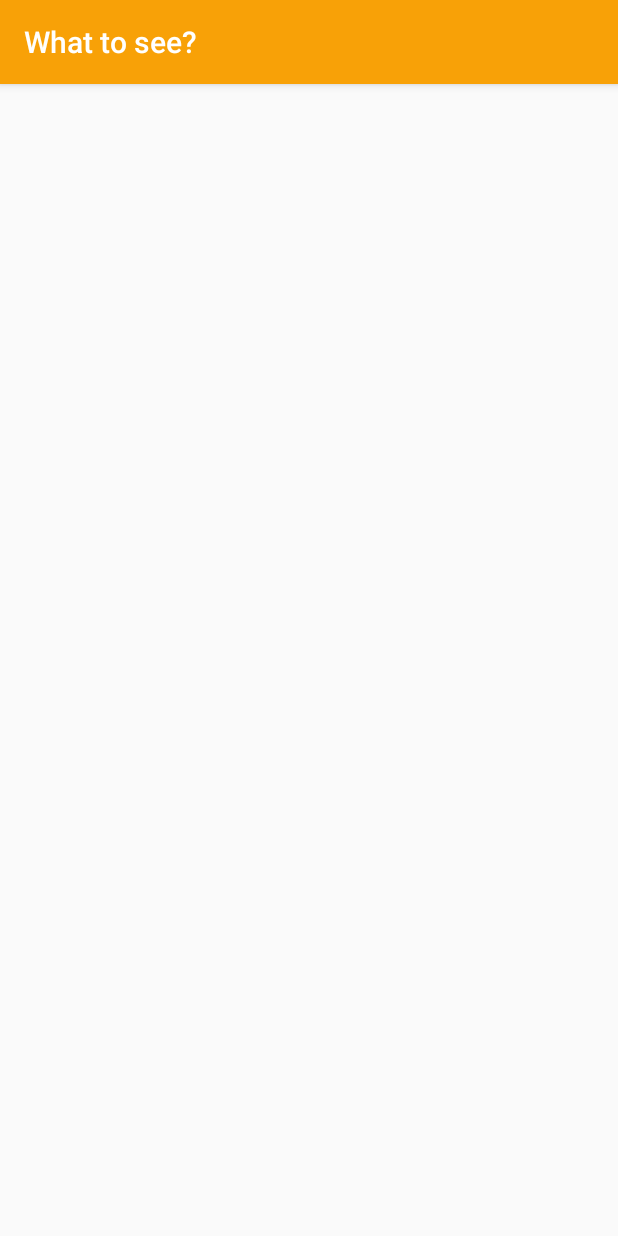
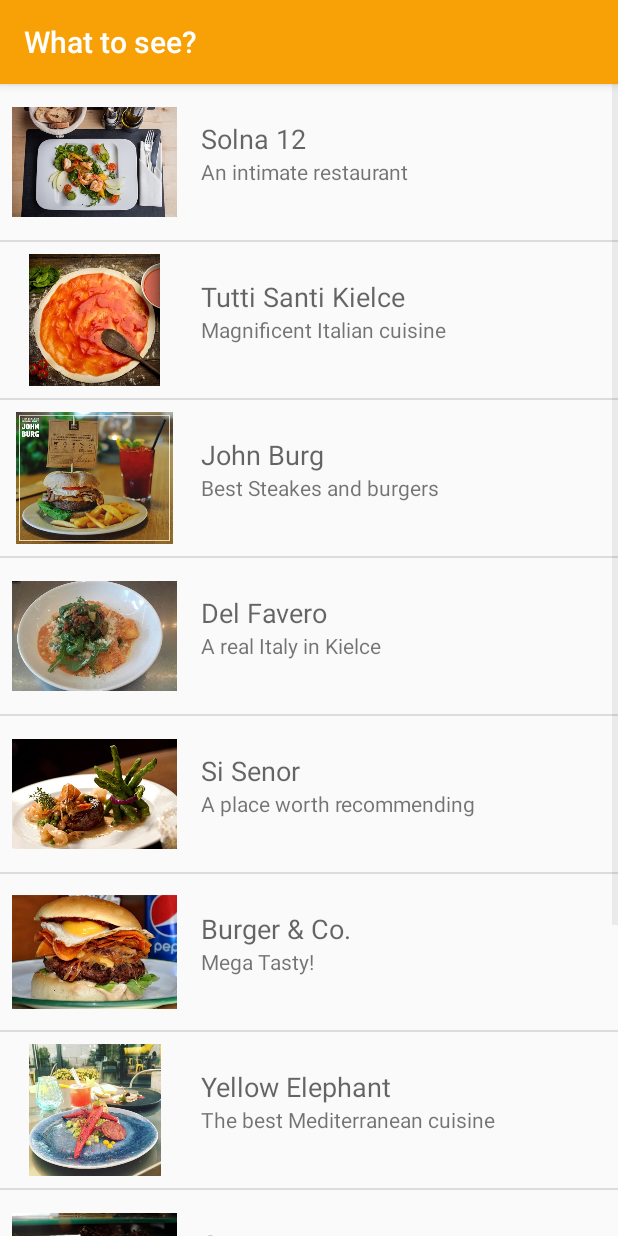
Before and after one commit to tr0lczyk/KielceTourGuide, an Android app: the SeeActivity screen opened directly, with no data from a screen before it, on a phone screen of 412 x 824 dp. Run offline under Robolectric (Android 15) with nearby library versions, the phone set to English and light mode, and no system bars.

Commit message:
Item Adapter creation

```diff
--- /dev/null
+++ b/app/src/main/java/com/example/android/kielcetourguide/ItemAdapter.java
@@ -0,0 +1,50 @@
+package com.example.android.kielcetourguide;
+
+import android.app.Activity;
+import android.support.annotation.NonNull;
+import android.support.annotation.Nullable;
+import android.view.LayoutInflater;
+import android.view.View;
+import android.view.ViewGroup;
+import android.widget.ArrayAdapter;
+import android.widget.ImageView;
+import android.widget.TextView;
+
+import java.util.ArrayList;
+
+/**
+ * Created by Mateusz on 25.01.2018.
+ */
+
+public class ItemAdapter extends ArrayAdapter<Item> {
+
+
+    public ItemAdapter(Activity context, ArrayList<Item> items) {
+        super(context, 0, items);
+    }
+
+
+
+    @Override
+    public View getView(int position, View convertView, ViewGroup parent) {
+        View listItemView = convertView;
+        if (listItemView == null){
+            listItemView = LayoutInflater.from(getContext()).inflate(R.layout.list_item,parent,
+                    false);
+        }
+
+        Item currentItem = getItem(position);
+
+
+        TextView placeName = listItemView.findViewById(R.id.place_name);
+        placeName.setText(currentItem.getPlaceName());
+
+        TextView placeDescription = listItemView.findViewById(R.id.place_description);
+        placeDescription.setText(currentItem.getPlaceDescription());
+
+        ImageView imageResourceId = listItemView.findViewById(R.id.image_id);
+        imageResourceId.setImageResource(currentItem.getImageResourceId());
+
+        return listItemView;
+    }
+}
--- a/app/src/main/java/com/example/android/kielcetourguide/SeeActivity.java
+++ b/app/src/main/java/com/example/android/kielcetourguide/SeeActivity.java
@@ -2,12 +2,33 @@ package com.example.android.kielcetourguide;
 
 import android.support.v7.app.AppCompatActivity;
 import android.os.Bundle;
+import android.widget.ArrayAdapter;
+import android.widget.ListView;
+
+import java.util.ArrayList;
 
 public class SeeActivity extends AppCompatActivity {
 
     @Override
     protected void onCreate(Bundle savedInstanceState) {
         super.onCreate(savedInstanceState);
-        setContentView(R.layout.activity_see);
+        setContentView(R.layout.item_list);
+
+        ArrayList<Item> items = new ArrayList<>();
+        items.add(new Item("Solna 12","An intimate restaurant",R.drawable.solna12));
+        items.add(new Item("Tutti Santi Kielce","Magnificent Italian cuisine",R.drawable.tutti));
+        items.add(new Item("John Burg","Best Steakes and burgers",R.drawable.johnburg));
+        items.add(new Item("Del Favero","A real Italy in Kielce",R.drawable.delitaliana));
+        items.add(new Item("Si Senor","A place worth recommending",R.drawable.sisenor));
+        items.add(new Item("Burger & Co.","Mega Tasty!",R.drawable.burgerco));
+        items.add(new Item("Yellow Elephant","The best Mediterranean cuisine",R.drawable.slon));
+        items.add(new Item("Cremova","Delicious cakes and tea",R.drawable.cremova));
+        items.add(new Item("Craft Beer Pub","Very nice place",R.drawable.craftbeer));
+        items.add(new Item("Monte-Carlo","Delicious and very efficient",R.drawable.montecarlo));
+
+
+        ItemAdapter itemsArray = new ItemAdapter(this,items);
+        ListView listView = (ListView) findViewById(R.id.list_view);
+        listView.setAdapter(itemsArray);
     }
 }
--- a/app/src/main/res/layout/activity_see.xml
+++ /dev/null
@@ -1,9 +0,0 @@
-<?xml version="1.0" encoding="utf-8"?>
-<android.support.constraint.ConstraintLayout xmlns:android="http://schemas.android.com/apk/res/android"
-    xmlns:app="http://schemas.android.com/apk/res-auto"
-    xmlns:tools="http://schemas.android.com/tools"
-    android:layout_width="match_parent"
-    android:layout_height="match_parent"
-    tools:context="com.example.android.kielcetourguide.SeeActivity">
-
-</android.support.constraint.ConstraintLayout>
--- /dev/null
+++ b/app/src/main/res/layout/item_list.xml
@@ -0,0 +1,10 @@
+<?xml version="1.0" encoding="utf-8"?>
+<ListView
+    android:id="@+id/list_view"
+    xmlns:android="http://schemas.android.com/apk/res/android"
+    xmlns:tools="http://schemas.android.com/tools"
+    android:layout_width="match_parent"
+    android:layout_height="match_parent"
+    android:drawSelectorOnTop="true"
+    android:orientation="vertical">
+</ListView>
--- a/app/src/main/res/layout/list_item.xml
+++ b/app/src/main/res/layout/list_item.xml
@@ -1,8 +1,40 @@
 <?xml version="1.0" encoding="utf-8"?>
-<android.support.constraint.ConstraintLayout
+<LinearLayout
     xmlns:android="http://schemas.android.com/apk/res/android"
+    xmlns:app="http://schemas.android.com/apk/res-auto"
+    xmlns:tools="http://schemas.android.com/tools"
+    android:layout_width="match_parent"
+    android:layout_height="match_parent"
+    android:padding="8dp"
+    android:orientation="horizontal">
 
-    android:layout_width="match_parent"
-    android:layout_height="match_parent">
+    <ImageView
+        android:id="@+id/image_id"
+        android:layout_width="110dp"
+        android:layout_height="88dp"
+        tools:src="@drawable/burgerco"
+        android:scaleType="fitCenter"/>
 
-</android.support.constraint.ConstraintLayout>
+    <RelativeLayout
+        android:layout_width="match_parent"
+        android:layout_height="88dp"
+        android:padding="16dp">
+
+        <TextView
+            android:id="@+id/place_name"
+            android:layout_width="wrap_content"
+            android:layout_height="wrap_content"
+            android:textAppearance="?android:textAppearanceMedium"
+            tools:text="Dobre Burgery" />
+
+        <TextView
+            android:id="@+id/place_description"
+            android:layout_width="wrap_content"
+            android:layout_height="wrap_content"
+            android:layout_below="@id/place_name"
+            android:textAppearance="?android:textAppearanceSmall"
+            tools:text="opis miejsca bla bla b;la" />
+
+    </RelativeLayout>
+
+</LinearLayout>
```
Also changed, not shown: app/src/main/res/drawable/burgerco.jpg (added), app/src/main/res/drawable/craftbeer.jpg (added), app/src/main/res/drawable/cremova.jpg (added), app/src/main/res/drawable/delitaliana.jpg (added), app/src/main/res/drawable/johnburg.jpg (added), app/src/main/res/drawable/montecarlo.jpg (added), app/src/main/res/drawable/sisenor.jpg (added), app/src/main/res/drawable/slon.jpg (added), app/src/main/res/drawable/solna12.jpg (added), app/src/main/res/drawable/tutti.jpg (added).
